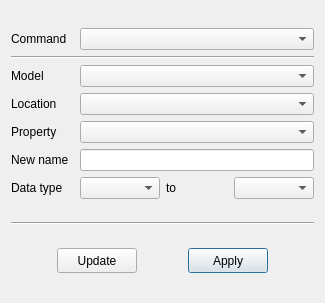
The window that applications/Mapple/dialogs/dialog_properties.ui (LiangliangNan/Easy3D) describes before a commit, drawn with Qt 5.
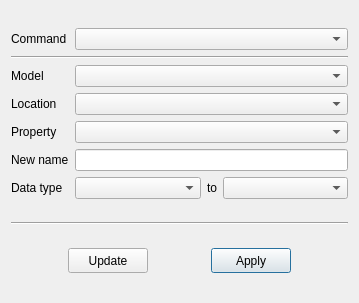
The same window after the commit.

Commit message: allow to generate random colors from int properties

Patch:
```diff
--- a/applications/Mapple/dialogs/dialog_properties.ui
+++ b/applications/Mapple/dialogs/dialog_properties.ui
@@ -6,7 +6,7 @@
    <rect>
     <x>0</x>
     <y>0</y>
-    <width>325</width>
+    <width>359</width>
     <height>303</height>
    </rect>
   </property>
@@ -120,9 +120,15 @@
      </item>
      <item row="6" column="1">
       <widget class="QComboBox" name="comboBoxSourceType">
+       <property name="sizePolicy">
+        <sizepolicy hsizetype="MinimumExpanding" vsizetype="Fixed">
+         <horstretch>0</horstretch>
+         <verstretch>0</verstretch>
+        </sizepolicy>
+       </property>
        <property name="minimumSize">
         <size>
-         <width>80</width>
+         <width>120</width>
          <height>0</height>
         </size>
        </property>
@@ -137,9 +143,15 @@
      </item>
      <item row="6" column="3">
       <widget class="QComboBox" name="comboBoxTargetType">
+       <property name="sizePolicy">
+        <sizepolicy hsizetype="MinimumExpanding" vsizetype="Fixed">
+         <horstretch>0</horstretch>
+         <verstretch>0</verstretch>
+        </sizepolicy>
+       </property>
        <property name="minimumSize">
         <size>
-         <width>80</width>
+         <width>120</width>
          <height>0</height>
         </size>
        </property>
```
The commit also changes 2 other files.
